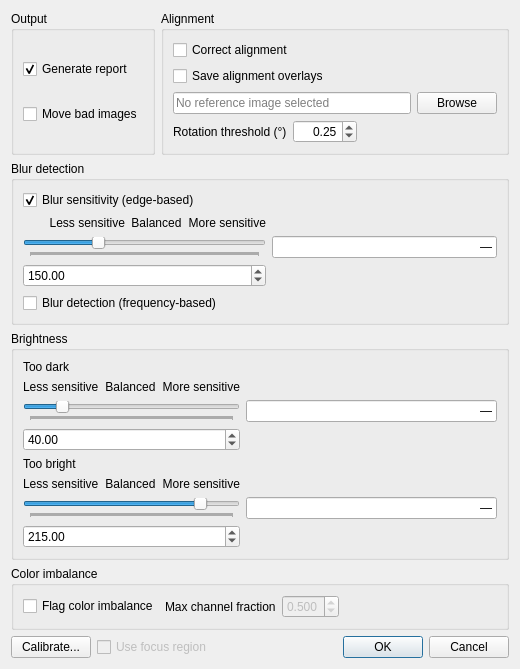
GRIME-Lab/GRIME-AI, file src/GRIME_AI/dialogs/triage/QDialog_TriageOptions.ui: the form before one commit.
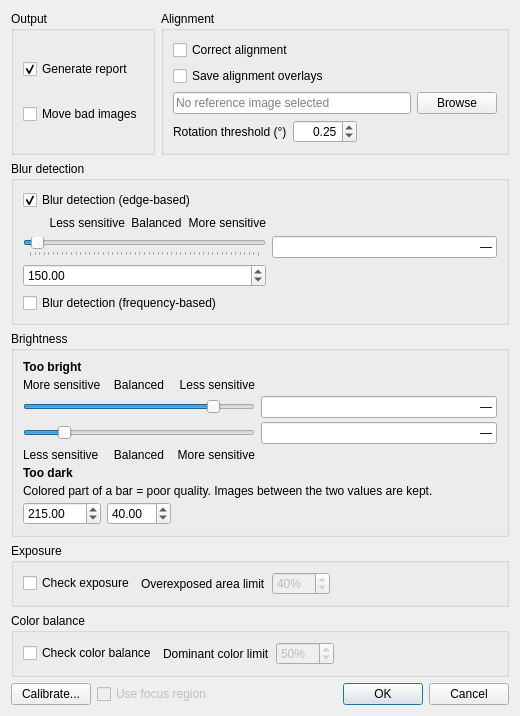
The form after the commit. Custom widgets are drawn as their Qt base class.

Commit message: Triage: stacked brightness sliders, exposure check

Patch:
```diff
--- a/src/GRIME_AI/dialogs/triage/QDialog_TriageOptions.ui
+++ b/src/GRIME_AI/dialogs/triage/QDialog_TriageOptions.ui
@@ -108,7 +108,7 @@
       <!-- Edge-based -->
       <item>
        <widget class="QCheckBox" name="checkBox_UseLaplacian">
-        <property name="text"><string>Blur sensitivity (edge-based)</string></property>
+        <property name="text"><string>Blur detection (edge-based)</string></property>
         <property name="checked"><bool>true</bool></property>
         <property name="toolTip"><string>Enable the edge-sharpness blur detector. Detects focus blur and camera vibration blur. Recommended for fixed-mounted cameras.</string></property>
        </widget>
@@ -144,12 +144,12 @@
           <property name="singleStep"><number>1</number></property>
           <property name="pageStep"><number>1</number></property>
           <property name="minimum"><number>0</number></property>
-          <property name="maximum"><number>500</number></property>
+          <property name="maximum"><number>5000</number></property>
           <property name="value"><number>150</number></property>
           <property name="orientation"><enum>Qt::Horizontal</enum></property>
           <property name="tickPosition"><enum>QSlider::TicksBelow</enum></property>
-          <property name="tickInterval"><number>1</number></property>
-          <property name="toolTip"><string>Adjusts how aggressively the edge-based detector flags blurry images. Use Calibrate to find the best setting for your camera.</string></property>
+          <property name="tickInterval"><number>100</number></property>
+          <property name="toolTip"><string>Images with edge sharpness below this value are blurry (poor quality). More sensitive = more images are blurry. Use Calibrate to find the best setting for your camera.</string></property>
          </widget>
         </item>
         <item row="2" column="0" colspan="3">
@@ -184,113 +184,115 @@
 
       <!-- Too dark -->
       <item>
-       <widget class="QLabel" name="labelTooDark">
-        <property name="text"><string>Too dark</string></property>
-        <property name="toolTip"><string>Controls how dark an image must be before it is flagged. More sensitive = flags more dark images.</string></property>
-       </widget>
-      </item>
-      <item>
-       <layout class="QGridLayout" name="gridDarkSlider">
-        <item row="0" column="0">
-         <widget class="QLabel" name="labelDarkLeft">
-          <property name="text"><string>Less sensitive</string></property>
+       <layout class="QGridLayout" name="gridBrightness">
+        <property name="verticalSpacing"><number>4</number></property>
+        <item row="0" column="0" colspan="3">
+         <widget class="QLabel" name="labelTooBright">
+          <property name="text"><string>&lt;b&gt;Too bright&lt;/b&gt;</string></property>
+          <property name="textFormat"><enum>Qt::RichText</enum></property>
+          <property name="toolTip"><string>Images brighter than this value are poor quality. Drag left (more sensitive) to mark more bright images as poor quality. Set it high to keep snow scenes; overexposed images are caught by Check exposure. Use Calibrate to find the best setting.</string></property>
          </widget>
         </item>
-        <item row="0" column="1">
-         <widget class="QLabel" name="labelDarkMiddle">
-          <property name="text"><string>Balanced</string></property>
-          <property name="alignment"><set>Qt::AlignHCenter|Qt::AlignVCenter</set></property>
-         </widget>
-        </item>
-        <item row="0" column="2">
-         <widget class="QLabel" name="labelDarkRight">
-          <property name="text"><string>More sensitive</string></property>
-          <property name="alignment"><set>Qt::AlignRight|Qt::AlignVCenter</set></property>
-         </widget>
-        </item>
-        <item row="1" column="3">
-         <widget class="QLineEdit" name="lineEdit_bmin_value">
-          <property name="text"><string>—</string></property>
-          <property name="alignment"><set>Qt::AlignRight|Qt::AlignVCenter</set></property>
-          <property name="maximumWidth"><number>55</number></property>
-         </widget>
-        </item>
-        <item row="1" column="0" colspan="3">
-         <widget class="QSlider" name="sliderBrightnessMin">
-          <property name="singleStep"><number>1</number></property>
-          <property name="pageStep"><number>1</number></property>
-          <property name="minimum"><number>0</number></property>
-          <property name="maximum"><number>255</number></property>
-          <property name="value"><number>40</number></property>
-          <property name="orientation"><enum>Qt::Horizontal</enum></property>
-          <property name="tickPosition"><enum>QSlider::TicksBelow</enum></property>
-          <property name="tickInterval"><number>1</number></property>
-          <property name="toolTip"><string>Controls how dark an image must be before it is flagged. More sensitive = flags more dark images. Use Calibrate to find the best setting.</string></property>
-         </widget>
-        </item>
-        <item row="2" column="0" colspan="3">
-         <widget class="QDoubleSpinBox" name="doubleSpinBoxBrightnessMin">
-          <property name="visible"><bool>false</bool></property>
-          <property name="maximum"><double>255.000000000000000</double></property>
-          <property name="value"><double>40.000000000000000</double></property>
-         </widget>
-        </item>
-       </layout>
-      </item>
-
-      <!-- Too bright -->
-      <item>
-       <widget class="QLabel" name="labelTooBright">
-        <property name="text"><string>Too bright</string></property>
-        <property name="toolTip"><string>Controls how bright an image must be before it is flagged. More sensitive = flags more bright images.</string></property>
-       </widget>
-      </item>
-      <item>
-       <layout class="QGridLayout" name="gridBrightSlider">
-        <item row="0" column="0">
+        <item row="1" column="0">
          <widget class="QLabel" name="labelBrightLeft">
-          <property name="text"><string>Less sensitive</string></property>
+          <property name="text"><string>More sensitive</string></property>
          </widget>
         </item>
-        <item row="0" column="1">
+        <item row="1" column="1">
          <widget class="QLabel" name="labelBrightMiddle">
           <property name="text"><string>Balanced</string></property>
           <property name="alignment"><set>Qt::AlignHCenter|Qt::AlignVCenter</set></property>
          </widget>
         </item>
-        <item row="0" column="2">
+        <item row="1" column="2">
          <widget class="QLabel" name="labelBrightRight">
-          <property name="text"><string>More sensitive</string></property>
+          <property name="text"><string>Less sensitive</string></property>
           <property name="alignment"><set>Qt::AlignRight|Qt::AlignVCenter</set></property>
          </widget>
         </item>
-        <item row="1" column="3">
-         <widget class="QLineEdit" name="lineEdit_bmax_value">
-          <property name="text"><string>—</string></property>
-          <property name="alignment"><set>Qt::AlignRight|Qt::AlignVCenter</set></property>
-          <property name="maximumWidth"><number>55</number></property>
-         </widget>
-        </item>
-        <item row="1" column="0" colspan="3">
-         <widget class="QSlider" name="sliderBrightnessMax">
+        <item row="2" column="0" colspan="3">
+         <widget class="PointerSlider" name="sliderBrightnessMax">
+          <property name="limitKind" stdset="0"><string>too_bright</string></property>
           <property name="singleStep"><number>1</number></property>
           <property name="pageStep"><number>1</number></property>
           <property name="minimum"><number>0</number></property>
           <property name="maximum"><number>255</number></property>
           <property name="value"><number>215</number></property>
           <property name="orientation"><enum>Qt::Horizontal</enum></property>
-          <property name="tickPosition"><enum>QSlider::TicksBelow</enum></property>
-          <property name="tickInterval"><number>1</number></property>
-          <property name="toolTip"><string>Controls how bright an image must be before it is flagged. More sensitive = flags more bright images. Use Calibrate to find the best setting.</string></property>
+          <property name="toolTip"><string>Images brighter than this value are poor quality. Drag left (more sensitive) to mark more bright images as poor quality. Set it high to keep snow scenes; overexposed images are caught by Check exposure. Use Calibrate to find the best setting.</string></property>
          </widget>
         </item>
-        <item row="2" column="0" colspan="3">
+        <item row="2" column="3">
+         <widget class="QLineEdit" name="lineEdit_bmax_value">
+          <property name="text"><string>—</string></property>
+          <property name="alignment"><set>Qt::AlignRight|Qt::AlignVCenter</set></property>
+          <property name="maximumWidth"><number>55</number></property>
+          <property name="toolTip"><string>Images brighter than this value are poor quality. Drag left (more sensitive) to mark more bright images as poor quality. Set it high to keep snow scenes; overexposed images are caught by Check exposure. Use Calibrate to find the best setting.</string></property>
+         </widget>
+        </item>
+        <item row="3" column="0" colspan="3">
+         <widget class="PointerSlider" name="sliderBrightnessMin">
+          <property name="limitKind" stdset="0"><string>too_dark</string></property>
+          <property name="singleStep"><number>1</number></property>
+          <property name="pageStep"><number>1</number></property>
+          <property name="minimum"><number>0</number></property>
+          <property name="maximum"><number>255</number></property>
+          <property name="value"><number>40</number></property>
+          <property name="orientation"><enum>Qt::Horizontal</enum></property>
+          <property name="toolTip"><string>Images darker than this value are poor quality. Drag right (more sensitive) to mark more dark images as poor quality. Use Calibrate to find the best setting.</string></property>
+         </widget>
+        </item>
+        <item row="3" column="3">
+         <widget class="QLineEdit" name="lineEdit_bmin_value">
+          <property name="text"><string>—</string></property>
+          <property name="alignment"><set>Qt::AlignRight|Qt::AlignVCenter</set></property>
+          <property name="maximumWidth"><number>55</number></property>
+          <property name="toolTip"><string>Images darker than this value are poor quality. Drag right (more sensitive) to mark more dark images as poor quality. Use Calibrate to find the best setting.</string></property>
+         </widget>
+        </item>
+        <item row="4" column="0">
+         <widget class="QLabel" name="labelDarkLeft">
+          <property name="text"><string>Less sensitive</string></property>
+         </widget>
+        </item>
+        <item row="4" column="1">
+         <widget class="QLabel" name="labelDarkMiddle">
+          <property name="text"><string>Balanced</string></property>
+          <property name="alignment"><set>Qt::AlignHCenter|Qt::AlignVCenter</set></property>
+         </widget>
+        </item>
+        <item row="4" column="2">
+         <widget class="QLabel" name="labelDarkRight">
+          <property name="text"><string>More sensitive</string></property>
+          <property name="alignment"><set>Qt::AlignRight|Qt::AlignVCenter</set></property>
+         </widget>
+        </item>
+        <item row="5" column="0" colspan="3">
+         <widget class="QLabel" name="labelTooDark">
+          <property name="text"><string>&lt;b&gt;Too dark&lt;/b&gt;</string></property>
+          <property name="textFormat"><enum>Qt::RichText</enum></property>
+          <property name="toolTip"><string>Images darker than this value are poor quality. Drag right (more sensitive) to mark more dark images as poor quality. Use Calibrate to find the best setting.</string></property>
+         </widget>
+        </item>
+        <item row="6" column="0" colspan="4">
+         <widget class="QLabel" name="labelBrightnessKey">
+          <property name="text"><string>Colored part of a bar = poor quality. Images between the two values are kept.</string></property>
+         </widget>
+        </item>
+        <item row="7" column="0">
          <widget class="QDoubleSpinBox" name="doubleSpinBoxBrightnessMax">
           <property name="visible"><bool>false</bool></property>
           <property name="maximum"><double>255.000000000000000</double></property>
           <property name="value"><double>215.000000000000000</double></property>
          </widget>
         </item>
+        <item row="7" column="1">
+         <widget class="QDoubleSpinBox" name="doubleSpinBoxBrightnessMin">
+          <property name="visible"><bool>false</bool></property>
+          <property name="maximum"><double>255.000000000000000</double></property>
+          <property name="value"><double>40.000000000000000</double></property>
+         </widget>
+        </item>
        </layout>
       </item>
 
@@ -299,33 +301,78 @@
    </item>
 
 
+   <!-- Exposure -->
+   <item>
+    <widget class="QGroupBox" name="groupBox_Exposure">
+     <property name="title"><string>Exposure</string></property>
+     <layout class="QVBoxLayout" name="vLayoutExposure">
+      <item>
+       <layout class="QHBoxLayout" name="hLayoutOverexposure">
+        <item>
+         <widget class="QCheckBox" name="checkBox_UseOverexposure">
+          <property name="text"><string>Check exposure</string></property>
+          <property name="checked"><bool>false</bool></property>
+          <property name="toolTip"><string>Marks images as poor quality when a large part of the image is overexposed (near pure white). Snow keeps its texture and is not marked, so the Too bright limit can be set high to keep snow scenes. Dark images are handled by Too dark.</string></property>
+         </widget>
+        </item>
+        <item>
+         <widget class="QLabel" name="labelOverexposureLimit">
+          <property name="text"><string>Overexposed area limit</string></property>
+          <property name="toolTip"><string>Images where more than this percentage of the image is overexposed (near pure white) are poor quality.</string></property>
+         </widget>
+        </item>
+        <item>
+         <widget class="QDoubleSpinBox" name="doubleSpinBox_OverexposureLimit">
+          <property name="enabled"><bool>false</bool></property>
+          <property name="suffix"><string>%</string></property>
+          <property name="minimum"><double>1.000000000000000</double></property>
+          <property name="maximum"><double>100.000000000000000</double></property>
+          <property name="singleStep"><double>1.000000000000000</double></property>
+          <property name="decimals"><number>0</number></property>
+          <property name="value"><double>40.000000000000000</double></property>
+          <property name="toolTip"><string>Images where more than this percentage of the image is overexposed (near pure white) are poor quality.</string></property>
+         </widget>
+        </item>
+        <item>
+         <spacer name="spacerOverexposure">
+          <property name="orientation"><enum>Qt::Horizontal</enum></property>
+          <property name="sizeHint" stdset="0"><size><width>40</width><height>20</height></size></property>
+         </spacer>
+        </item>
+       </layout>
+      </item>
+     </layout>
+    </widget>
+   </item>
+
    <!-- Color imbalance -->
    <item>
     <widget class="QGroupBox" name="groupBox_ColorImbalance">
-     <property name="title"><string>Color imbalance</string></property>
+     <property name="title"><string>Color balance</string></property>
      <layout class="QHBoxLayout" name="hLayoutColorImbalance">
       <item>
        <widget class="QCheckBox" name="checkBox_UseColorImbalance">
-        <property name="text"><string>Flag color imbalance</string></property>
+        <property name="text"><string>Check color balance</string></property>
         <property name="checked"><bool>false</bool></property>
         <property name="toolTip"><string>Flag images where a single color channel dominates the scene, indicating sunrise/sunset lighting or a camera white balance problem.</string></property>
        </widget>
       </item>
       <item>
        <widget class="QLabel" name="labelColorImbalanceThreshold">
-        <property name="text"><string>Max channel fraction</string></property>
-        <property name="toolTip"><string>Flag if the dominant channel exceeds this fraction of total RGB. 0.5 = any channel contributing more than 50% of total brightness is flagged.</string></property>
+        <property name="text"><string>Dominant color limit</string></property>
+        <property name="toolTip"><string>Images where one color makes up more than this percentage of the image&apos;s total color are poor quality, such as sunrise or sunset lighting or a camera white balance problem.</string></property>
        </widget>
       </item>
       <item>
        <widget class="QDoubleSpinBox" name="doubleSpinBox_ColorImbalanceThreshold">
         <property name="enabled"><bool>false</bool></property>
-        <property name="minimum"><double>0.334000000000000</double></property>
-        <property name="maximum"><double>1.000000000000000</double></property>
-        <property name="singleStep"><double>0.010000000000000</double></property>
-        <property name="decimals"><number>3</number></property>
-        <property name="value"><double>0.500000000000000</double></property>
-        <property name="toolTip"><string>Flag if the dominant channel exceeds this fraction of total RGB. 0.5 = any channel contributing more than 50% of total brightness is flagged.</string></property>
+        <property name="suffix"><string>%</string></property>
+        <property name="minimum"><double>34.000000000000000</double></property>
+        <property name="maximum"><double>100.000000000000000</double></property>
+        <property name="singleStep"><double>1.000000000000000</double></property>
+        <property name="decimals"><number>0</number></property>
+        <property name="value"><double>50.000000000000000</double></property>
+        <property name="toolTip"><string>Images where one color makes up more than this percentage of the image&apos;s total color are poor quality, such as sunrise or sunset lighting or a camera white balance problem.</string></property>
        </widget>
       </item>
       <item>
@@ -373,6 +420,13 @@
 
   </layout>
  </widget>
+ <customwidgets>
+  <customwidget>
+   <class>PointerSlider</class>
+   <extends>QSlider</extends>
+   <header>appcore.dialogs.triage.PointerSlider</header>
+  </customwidget>
+ </customwidgets>
  <resources/>
  <connections>
   <connection>
```
Left out of the diff: 25 changed lines with no effect on the pictures. The commit also changes 6 other files.
